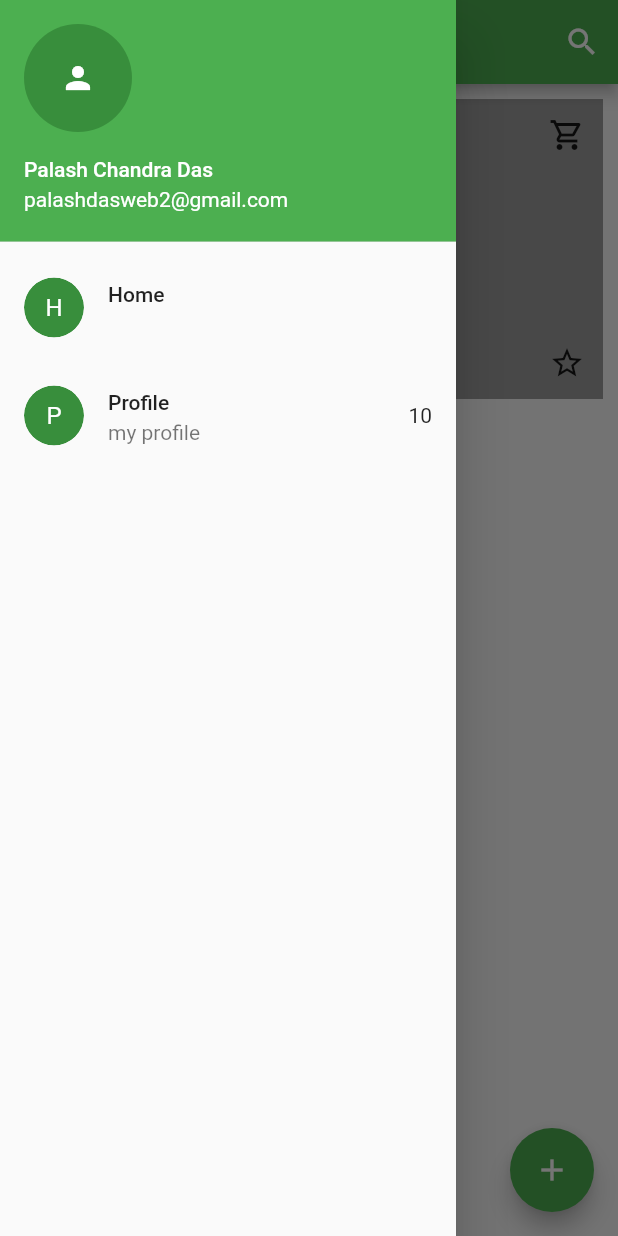
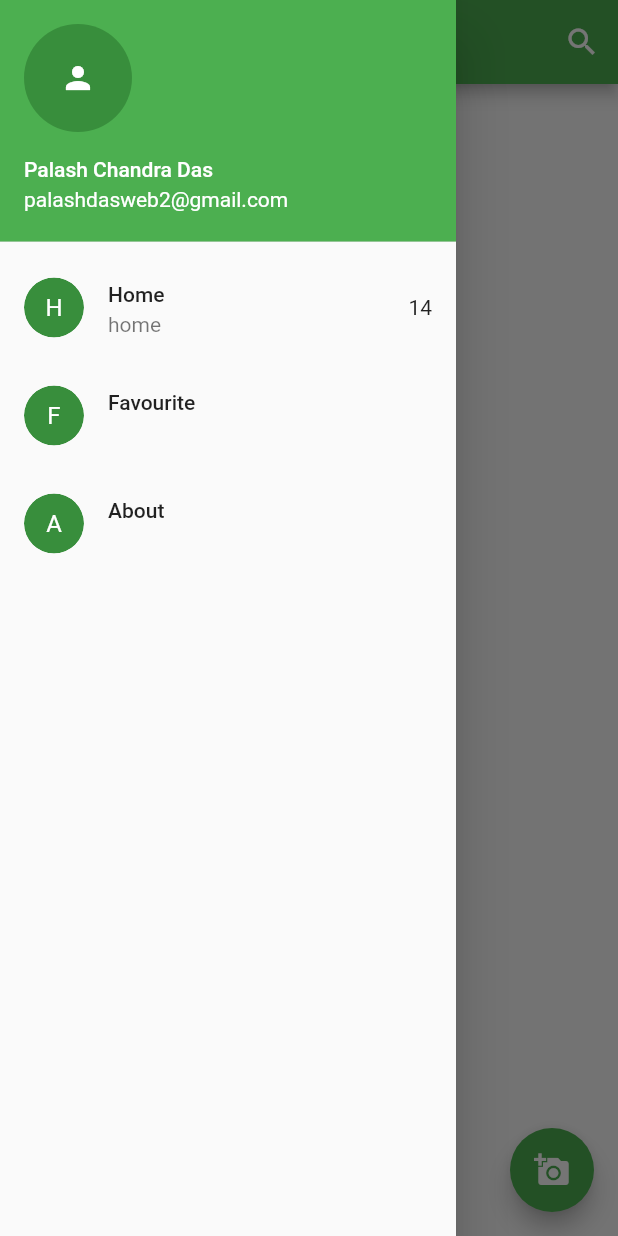
Before and after one commit to PalashChandraDas/FlutterClassAssignment_8, a Flutter app: the HomeScreen screen opened directly, with the side drawer open, on a phone screen of 412 x 824 dp. Run offline on Flutter 3.47's test engine with Material 2 defaults, Android fonts, the phone set to English and light mode, and no system bars; our stand-ins replace fluttertoast; network calls fail.

Commit message:
assignment_10_customized

```diff
--- a/lib/main.dart
+++ b/lib/main.dart
@@ -1,24 +1,28 @@
+import 'package:assignment/pages/list_view.dart';
 import 'package:assignment/widgets/my_custom_tile.dart';
 import 'package:flutter/material.dart';
 import 'package:fluttertoast/fluttertoast.dart';
 
-import 'home_screen.dart';
+import 'pages/stack_row.dart';
 
 void main() {
   runApp(MyApp());
 }
 
-class MyApp extends StatelessWidget {
+class MyApp extends StatefulWidget {
+  @override
+  State<MyApp> createState() => _MyAppState();
+}
+
+class _MyAppState extends State<MyApp> {
   @override
   Widget build(BuildContext context) {
     return MaterialApp(
-      title: 'Assignment',
-      home: HomePage(),
+      title: 'Exercise',
+      home: MyListView(),
       debugShowCheckedModeBanner: false,
-      theme: ThemeData(
-        brightness: Brightness.light,
-        primarySwatch: Colors.green,
-      ),
+      theme:
+      ThemeData(brightness: Brightness.light, primarySwatch: Colors.green),
     );
   }
 }
@@ -29,103 +33,71 @@ class HomeScreen extends StatefulWidget {
 }
 
 class _HomeScreenState extends State<HomeScreen> {
-  List<String> userListDrawer = ['Home', 'Profile', 'Favourite'];
+  List<String> userListDrawer = ['Home', 'Favourite', 'About'];
 
   @override
   Widget build(BuildContext context) {
     return Scaffold(
+      appBar: _myAppBar(context),
       drawer: _myDrawer(context),
-      appBar: _myAppBar(context),
-      body: _myBody(context),
       floatingActionButton: _myFloatingActionButton(context),
     );
   }
 
-//CUSTOM_METHOD_HERE...
+//CUSTOM_METHOD_HERE
+  _myAppBar(BuildContext context) {
+    return AppBar(
+      title: const Text('YouTube'),
+      actions: [
+        IconButton(
+          onPressed: () {
+            Fluttertoast.showToast(msg: 'Search here');
+          },
+          icon: const Icon(Icons.search),
+        ),
+      ],
+    );
+  }
+
   _myDrawer(BuildContext context) {
     return Drawer(
       child: ListView(
         children: [
           const UserAccountsDrawerHeader(
-              currentAccountPicture: CircleAvatar(
+              currentAccountPicture:
+              CircleAvatar(
                 child: Icon(Icons.person),
               ),
-              accountName: Text('Palash Chandra Das'),
-              accountEmail: Text('palashdasweb2@gmail.com')),
+              accountName: Text('Palash Chandra Das'), accountEmail: Text('palashdasweb2@gmail.com')
+          ),
           MyCustomTile(
               title: userListDrawer[0],
-              imageUrl: null,
-              onClickEvent: () {
-                Fluttertoast.showToast(msg: 'Home');
-              }),
+              trailing: '14',
+              subTitle: 'home',
+              onClickEvent: () {}
+          ),
           MyCustomTile(
-            title: userListDrawer[1],
-            imageUrl: null,
-            onClickEvent: () {
-              Navigator.pop(context);
-              Fluttertoast.showToast(msg: 'Profile');
-            },
-            subTitle: 'my profile',
-            trailing: '10',
+              title: userListDrawer[1],
+              onClickEvent: (){
+                Navigator.pop(context);
+                Fluttertoast.showToast(msg: 'Favourite');
+              }
           ),
+
+          MyCustomTile(
+              title: userListDrawer[2],
+              onClickEvent: (){}),
         ],
       ),
-    );
-  }
-
-  _myAppBar(BuildContext context) {
-    return AppBar(
-      title: const Text('Home'),
-      actions: [
-        IconButton(
-            onPressed: () {
-              Fluttertoast.showToast(msg: 'Upcoming feature');
-            },
-            icon: const Icon(Icons.search))
-      ],
-    );
-  }
-
-  _myBody(BuildContext context) {
-    return Stack(
-      children: [
-        Container(
-          height: 200,
-          width: double.infinity,
-          margin: EdgeInsets.all(10.0),
-          color: Colors.grey,
-        ),
-        Positioned(
-            top: 10,
-            left: 10,
-            child: IconButton(
-                onPressed: () {}, icon: Icon(Icons.favorite_border))),
-        Positioned(
-          top: 10,
-          right: 10,
-          child: IconButton(
-              onPressed: () {}, icon: Icon(Icons.shopping_cart_outlined)),
-        ),
-        Positioned(
-            bottom: 10,
-            left: 10,
-            child: IconButton(onPressed: () {}, icon: Icon(Icons.person))),
-        Positioned(
-            bottom: 10,
-            right: 10,
-            child: IconButton(
-                onPressed: () {}, icon: Icon(Icons.star_border_outlined)))
-      ],
     );
   }
 
   _myFloatingActionButton(BuildContext context) {
     return FloatingActionButton(
       onPressed: () {
-        Fluttertoast.showToast(msg: 'add');
-        // print('Clicked');
+        Fluttertoast.showToast(msg: 'Floating Action Button');
       },
-      child: const Icon(Icons.add),
+      child: const Icon(Icons.add_a_photo),
     );
   }
 }
--- a/lib/models/my_user_model.dart
+++ b/lib/models/my_user_model.dart
@@ -1,5 +1,4 @@
-class MyUserModel{
-
+class MyUserModel {
   String? userId;
   String? userName;
   String? userImage;
--- a/lib/widgets/my_custom_tile.dart
+++ b/lib/widgets/my_custom_tile.dart
@@ -1,34 +1,34 @@
 import 'package:flutter/material.dart';
 
-class MyCustomTile extends StatelessWidget {
+class MyCustomTile extends StatelessWidget{
   String title;
   String? subTitle;
   String? trailing;
+  IconData? icon;
   String? imageUrl;
   VoidCallback onClickEvent;
   VoidCallback? longPress;
 
-  MyCustomTile(
-      {super.key, required this.title,
-      this.subTitle,
-      this.trailing,
-      this.imageUrl,
-      required this.onClickEvent,
-      this.longPress});
-
+  MyCustomTile({required this.title, this.subTitle, this.trailing, this.icon, this.imageUrl, required this.onClickEvent, this.longPress});
   @override
   Widget build(BuildContext context) {
     return ListTile(
       onTap: onClickEvent,
       title: Text(title),
+      subtitle: Text(subTitle ?? ''),
+      trailing: Text(trailing ?? ''),
+      onLongPress: longPress,
+      /*
+        leading: CircleAvatar(
+          child: icon == null ? Text(title[0]) : Icon(icon),
+        ),
+         */
       leading: ClipOval(
         child: CircleAvatar(
           child: imageUrl == null ? Text(title[0]) : Image.network(imageUrl!),
         ),
       ),
-      trailing: Text(trailing ?? ''),
-      subtitle: Text(subTitle ?? ''),
-      onLongPress: longPress,
+
     );
   }
 }
```
Also changed, not shown: lib/home_screen.dart (deleted, +0 -118 lines), lib/pages/list_view.dart (added, +117 -0 lines), lib/pages/stack_row.dart (added, +74 -0 lines).
